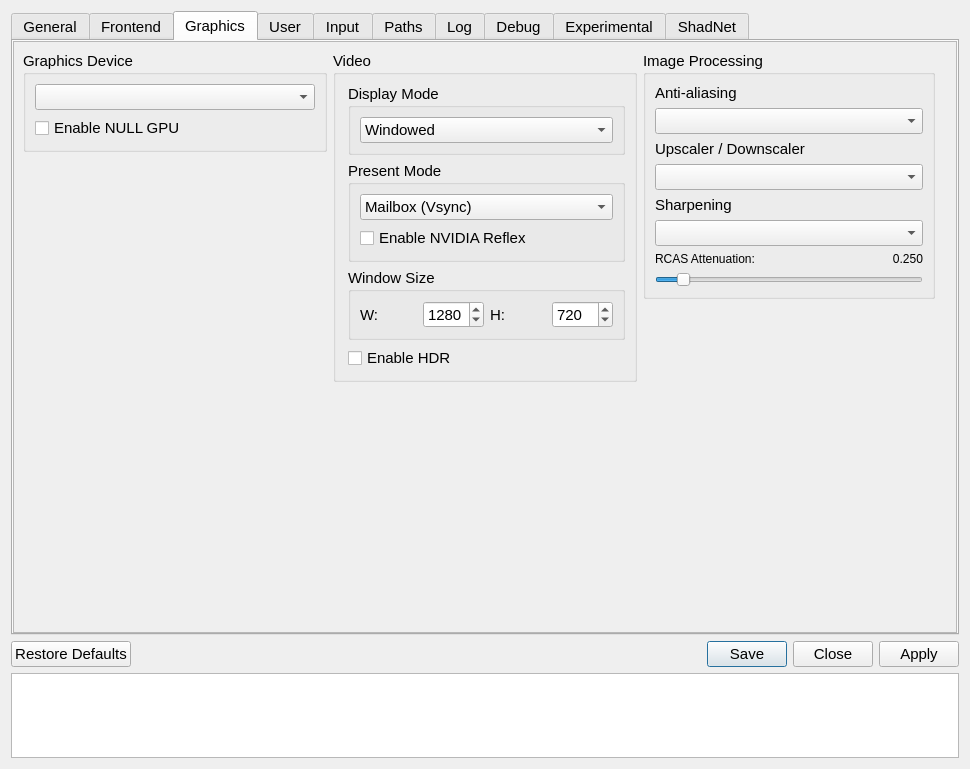
cuesta4/shadps4-qtlauncher, file src/qt_gui/settings_dialog.ui: the form before one commit.
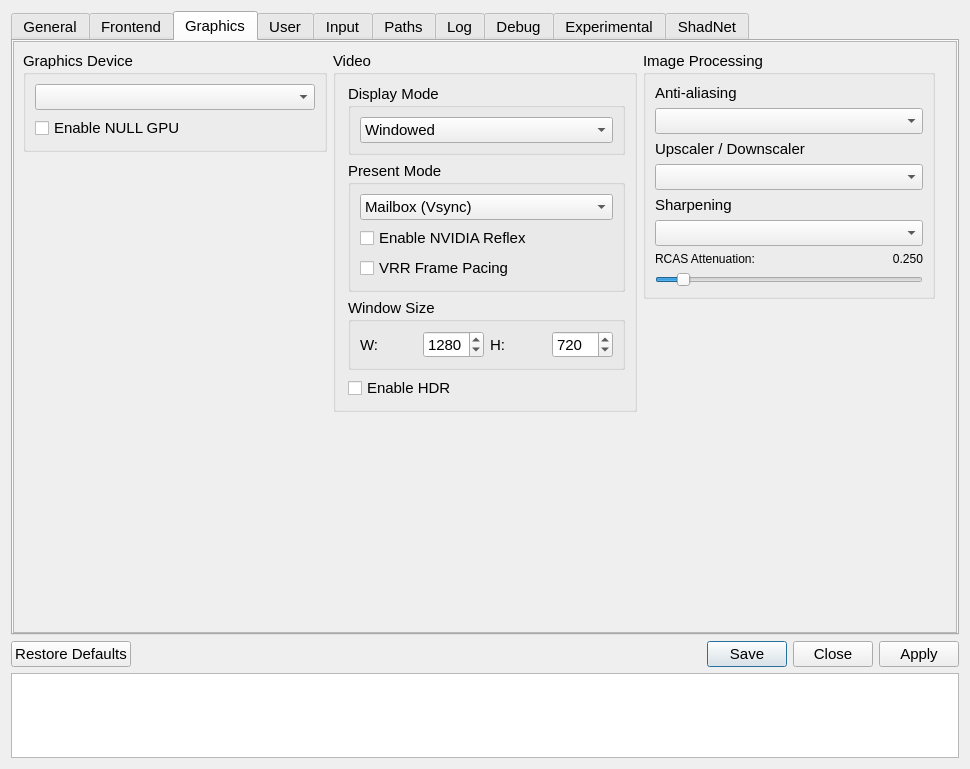
The form after the commit. The open tabs and pages were chosen to show the change. Icons and pictures are not drawn.

Commit message: Add per-game VRR Frame Pacing option

What changed in the file:
```diff
--- a/src/qt_gui/settings_dialog.ui
+++ b/src/qt_gui/settings_dialog.ui
@@ -1075,6 +1075,13 @@
                     </property>
                    </widget>
                   </item>
+                  <item>
+                   <widget class="QCheckBox" name="vrrPacingCheckBox">
+                    <property name="text">
+                     <string>VRR Frame Pacing</string>
+                    </property>
+                   </widget>
+                  </item>
                  </layout>
                 </widget>
                </item>
```
The commit also changes 2 other files.
